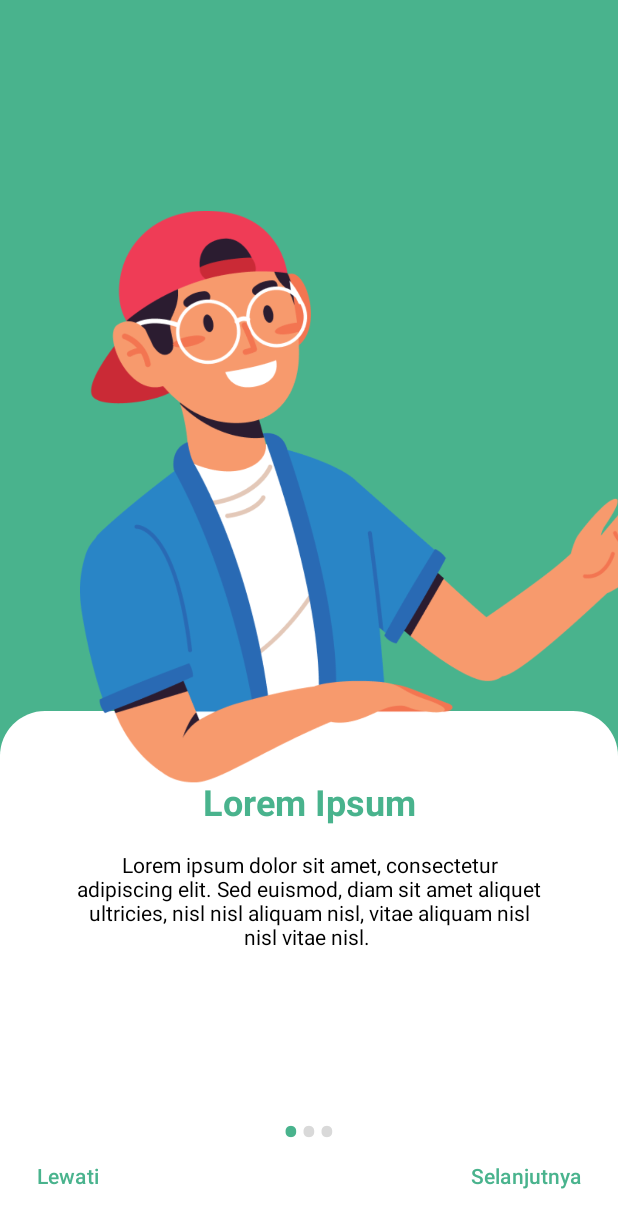
After one commit to Laper-in/laperin-app, an Android app: the WelcomeActivity screen opened directly, with no data from a screen before it, on a phone screen of 412 x 824 dp. The commit adds this screen. Shown: the top 1228 px of the screen. Run offline under Robolectric (Android 15) with nearby library versions, the phone set to English and light mode, and no system bars.

Commit message:
Adding welcome page

```diff
--- a/app/src/main/AndroidManifest.xml
+++ b/app/src/main/AndroidManifest.xml
@@ -13,6 +13,9 @@
         android:theme="@style/Theme.LaperinApp"
         tools:targetApi="31">
         <activity
+            android:name=".ui.welcome.WelcomeActivity"
+            android:exported="false" />
+        <activity
             android:name=".MainActivity"
             android:exported="false" />
         <activity
--- /dev/null
+++ b/app/src/main/java/com/capstone/laperinapp/ui/welcome/WelcomeActivity.kt
@@ -0,0 +1,99 @@
+package com.capstone.laperinapp.ui.welcome
+
+import android.content.Intent
+import android.graphics.Color
+import androidx.appcompat.app.AppCompatActivity
+import android.os.Bundle
+import android.text.Html
+import android.view.View
+import android.widget.TextView
+import androidx.viewpager.widget.ViewPager
+import com.capstone.laperinapp.MainActivity
+import com.capstone.laperinapp.R
+import com.capstone.laperinapp.databinding.ActivityWelcomeBinding
+
+class WelcomeActivity : AppCompatActivity() {
+
+    private lateinit var binding: ActivityWelcomeBinding
+    private lateinit var adapter: WelcomeAdapter
+    private lateinit var dots: Array<TextView?>
+    private lateinit var layouts: IntArray
+
+    override fun onCreate(savedInstanceState: Bundle?) {
+        super.onCreate(savedInstanceState)
+        binding = ActivityWelcomeBinding.inflate(layoutInflater)
+        setContentView(binding.root)
+
+        binding.btnNext.setOnClickListener { onClickNext() }
+        binding.btnSkip.setOnClickListener { onClickSkip() }
+
+        layouts = intArrayOf(
+            R.layout.slide_1,
+            R.layout.slide_2,
+            R.layout.slide_3
+        )
+        adapter = WelcomeAdapter(layouts, this)
+        binding.viewPager.adapter = adapter
+        binding.viewPager.addOnPageChangeListener(object : ViewPager.OnPageChangeListener{
+
+            override fun onPageScrolled(
+                position: Int,
+                positionOffset: Float,
+                positionOffsetPixels: Int
+            ) {
+            }
+
+            override fun onPageSelected(position: Int) {
+                if (position == layouts.size - 1){
+                    binding.btnNext.text = getString(R.string.start)
+                    binding.btnSkip.visibility = View.GONE
+                } else {
+                    binding.btnNext.text = getString(R.string.selanjutnya)
+                    binding.btnSkip.visibility = View.VISIBLE
+                }
+                setDots(position)
+            }
+
+            override fun onPageScrollStateChanged(state: Int) {
+            }
+
+        })
+        setDots(0)
+
+    }
+
+    private fun onClickSkip() {
+        startActivity(Intent((this@WelcomeActivity), MainActivity::class.java))
+        finish()
+    }
+
+    private fun onClickNext() {
+        val currentPage: Int = binding.viewPager.currentItem + 1
+
+        if (currentPage < layouts.size){
+            binding.viewPager.currentItem = currentPage
+        } else {
+            startActivity(Intent((this@WelcomeActivity), MainActivity::class.java))
+            finish()
+        }
+    }
+
+    @Suppress("DEPRECATION")
+    private fun setDots(page: Int) {
+        binding.indicator.removeAllViews()
+        dots = arrayOfNulls(layouts.size)
+
+        for (i in dots.indices){
+            dots[i] = TextView(this)
+            dots[i]?.text = Html.fromHtml("&#8226")
+            dots[i]?.textSize = 35f
+            dots[i]?.setTextColor(getColor(R.color.light_gray))
+            binding.indicator.addView(dots[i])
+        }
+
+        if (dots.isNotEmpty()){
+            dots[page]?.setTextColor(getColor(R.color.primary))
+        }
+    }
+
+}
--- /dev/null
+++ b/app/src/main/java/com/capstone/laperinapp/ui/welcome/WelcomeAdapter.kt
@@ -0,0 +1,32 @@
+package com.capstone.laperinapp.ui.welcome
+
+import android.content.Context
+import android.view.LayoutInflater
+import android.view.View
+import android.view.ViewGroup
+import androidx.viewpager.widget.PagerAdapter
+
+class WelcomeAdapter(var layouts: IntArray, var context: Context) : PagerAdapter() {
+
+    private lateinit var inflater: LayoutInflater
+
+    override fun getCount(): Int {
+        return layouts.size
+    }
+
+    override fun isViewFromObject(view: View, `object`: Any): Boolean {
+        return view == `object`
+    }
+
+    override fun instantiateItem(container: ViewGroup, position: Int): Any {
+        inflater = context.getSystemService(Context.LAYOUT_INFLATER_SERVICE) as LayoutInflater
+        val view: View = inflater.inflate(layouts[position], container, false)
+        container.addView(view)
+        return view
+    }
+
+    override fun destroyItem(container: ViewGroup, position: Int, `object`: Any) {
+        val view: View = `object` as View
+        container.removeView(view)
+    }
+}
--- /dev/null
+++ b/app/src/main/res/drawable/bg_welcome.xml
@@ -0,0 +1,12 @@
+<?xml version="1.0" encoding="utf-8"?>
+<shape xmlns:android="http://schemas.android.com/apk/res/android"
+    android:shape="rectangle">
+
+    <solid
+        android:color="@color/white"/>
+
+    <corners
+        android:topLeftRadius="30dp"
+        android:topRightRadius="30dp"/>
+
+</shape>
--- /dev/null
+++ b/app/src/main/res/layout/activity_welcome.xml
@@ -0,0 +1,57 @@
+<?xml version="1.0" encoding="utf-8"?>
+<androidx.constraintlayout.widget.ConstraintLayout xmlns:android="http://schemas.android.com/apk/res/android"
+    xmlns:app="http://schemas.android.com/apk/res-auto"
+    xmlns:tools="http://schemas.android.com/tools"
+    android:layout_width="match_parent"
+    android:layout_height="match_parent"
+    android:background="@color/primary"
+    tools:context=".ui.welcome.WelcomeActivity">
+
+    <View
+        android:id="@+id/constraintLayout"
+        android:layout_width="match_parent"
+        android:layout_height="350dp"
+        android:background="@drawable/bg_welcome"
+        app:layout_constraintBottom_toBottomOf="parent"
+        app:layout_constraintEnd_toEndOf="parent"
+        app:layout_constraintStart_toStartOf="parent">
+
+    </View>
+
+    <androidx.viewpager.widget.ViewPager
+        android:id="@+id/viewPager"
+        android:layout_width="match_parent"
+        android:layout_height="match_parent"/>
+
+    <LinearLayout
+        android:id="@+id/indicator"
+        android:layout_width="wrap_content"
+        android:layout_height="30dp"
+        android:orientation="horizontal"
+        app:layout_constraintBottom_toTopOf="@+id/btn_next"
+        app:layout_constraintEnd_toEndOf="parent"
+        app:layout_constraintStart_toStartOf="parent" />
+
+    <Button
+        android:id="@+id/btn_next"
+        android:layout_width="wrap_content"
+        android:layout_height="wrap_content"
+        android:text="@string/selanjutnya"
+        android:textColor="@color/primary"
+        android:backgroundTint="@color/white"
+        android:layout_marginBottom="16dp"
+        app:layout_constraintBottom_toBottomOf="parent"
+        app:layout_constraintEnd_toEndOf="parent" />
+
+    <Button
+        android:id="@+id/btn_skip"
+        android:layout_width="wrap_content"
+        android:layout_height="wrap_content"
+        android:text="@string/lewati"
+        android:textColor="@color/primary"
+        android:backgroundTint="@color/white"
+        android:layout_marginBottom="16dp"
+        app:layout_constraintBottom_toBottomOf="parent"
+        app:layout_constraintStart_toStartOf="parent" />
+
+</androidx.constraintlayout.widget.ConstraintLayout>
--- /dev/null
+++ b/app/src/main/res/layout/slide_1.xml
@@ -0,0 +1,55 @@
+<?xml version="1.0" encoding="utf-8"?>
+<androidx.constraintlayout.widget.ConstraintLayout xmlns:android="http://schemas.android.com/apk/res/android"
+    xmlns:app="http://schemas.android.com/apk/res-auto"
+    xmlns:tools="http://schemas.android.com/tools"
+    android:layout_width="match_parent"
+    android:layout_height="match_parent"
+    android:background="#00000000">
+
+    <androidx.constraintlayout.widget.ConstraintLayout
+        android:id="@+id/constraintLayout"
+        android:layout_width="match_parent"
+        android:layout_height="350dp"
+        app:layout_constraintBottom_toBottomOf="parent"
+        app:layout_constraintEnd_toEndOf="parent"
+        app:layout_constraintStart_toStartOf="parent">
+
+        <TextView
+            android:id="@+id/textView"
+            android:layout_width="wrap_content"
+            android:layout_height="wrap_content"
+            android:text="Lorem Ipsum"
+            android:textSize="24sp"
+            android:textColor="#49B38D"
+            android:textStyle="bold"
+            android:layout_marginTop="44dp"
+            app:layout_constraintEnd_toEndOf="parent"
+            app:layout_constraintStart_toStartOf="parent"
+            app:layout_constraintTop_toTopOf="parent" />
+
+        <TextView
+            android:layout_width="0dp"
+            android:layout_height="wrap_content"
+            android:text="Lorem ipsum dolor sit amet, consectetur adipiscing elit. Sed euismod, diam sit amet aliquet ultricies, nisl nisl aliquam nisl, vitae aliquam nisl nisl vitae nisl. "
+            android:textSize="14sp"
+            android:textColor="@color/black"
+            android:textAlignment="center"
+            android:layout_marginTop="16dp"
+            android:layout_marginHorizontal="50dp"
+            app:layout_constraintEnd_toEndOf="parent"
+            app:layout_constraintStart_toStartOf="parent"
+            app:layout_constraintTop_toBottomOf="@+id/textView" />
+
+    </androidx.constraintlayout.widget.ConstraintLayout>
+
+    <ImageView
+        android:layout_width="400dp"
+        android:layout_height="400dp"
+        android:layout_marginStart="94dp"
+        android:layout_marginBottom="-57dp"
+        android:src="@drawable/img_welcome_3"
+        app:layout_constraintBottom_toTopOf="@+id/constraintLayout"
+        app:layout_constraintEnd_toEndOf="@id/constraintLayout"
+        app:layout_constraintStart_toStartOf="@+id/constraintLayout" />
+
+</androidx.constraintlayout.widget.ConstraintLayout>
--- a/app/src/main/res/values-night/themes.xml
+++ b/app/src/main/res/values-night/themes.xml
@@ -2,6 +2,6 @@
     <!-- Base application theme. -->
     <style name="Base.Theme.LaperinApp" parent="Theme.Material3.DayNight.NoActionBar">
         <!-- Customize your dark theme here. -->
-        <!-- <item name="colorPrimary">@color/my_dark_primary</item> -->
+         <item name="colorPrimary">@color/primary</item>
     </style>
 </resources>
--- a/app/src/main/res/values/colors.xml
+++ b/app/src/main/res/values/colors.xml
@@ -5,6 +5,7 @@
     <color name="primary">#49B38D</color>
     <color name="light_green">#76E5C0</color>
     <color name="gray_100">#F7F8F8</color>
+    <color name="light_gray">#D9D9D9</color>
     <color name="red_200">#CF212A</color>
     <color name="black_400">#1D1617</color>
 </resources>
--- a/app/src/main/res/values/strings.xml
+++ b/app/src/main/res/values/strings.xml
@@ -6,4 +6,7 @@
     <string name="daftar_akun">Daftar Akun</string>
     <string name="lupa_sandi">Lupa kata sandi?</string>
     <string name="password_minimum_character">Kata sandi harus minimal 8 karakter</string>
+    <string name="selanjutnya">Selanjutnya</string>
+    <string name="lewati">Lewati</string>
+    <string name="start">Mulai</string>
 </resources>
--- a/app/src/main/res/values/themes.xml
+++ b/app/src/main/res/values/themes.xml
@@ -2,7 +2,7 @@
     <!-- Base application theme. -->
     <style name="Base.Theme.LaperinApp" parent="Theme.Material3.DayNight.NoActionBar">
         <!-- Customize your light theme here. -->
-        <!-- <item name="colorPrimary">@color/my_light_primary</item> -->
+         <item name="colorPrimary">@color/primary</item>
     </style>
 
     <style name="Theme.LaperinApp" parent="Base.Theme.LaperinApp" />
```
Also changed, not shown: app/src/main/res/layout/slide_2.xml (added, +55 -0 lines), app/src/main/res/layout/slide_3.xml (added, +55 -0 lines), app/src/main/res/drawable/img_welcome_3.png (added).
